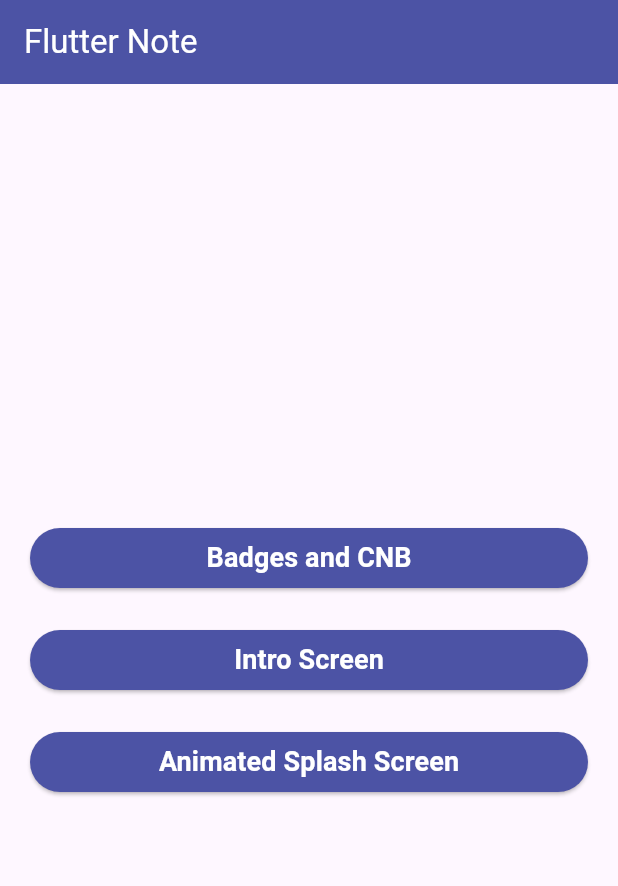
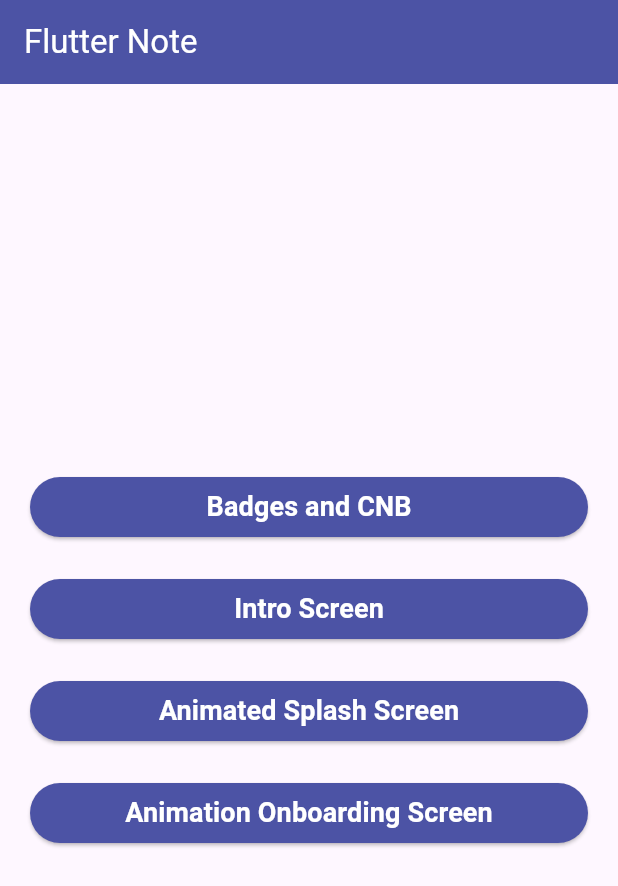
Before and after one commit to shinnkura/app_ui_design, a Flutter app: the screen it shows after launch, on a phone screen of 412 x 824 dp. Shown: the top 886 px of the screen. Run offline on Flutter 3.47's test engine with Material 2 defaults, Android fonts, the phone set to English and light mode, and no system bars; our stand-ins replace animated_splash_screen, badges, concentric_transition, curved_navigation_bar, device_preview, flutter_rating_bar and 4 more; missing offline and left inert: clippy_flutter.

Commit message:
Add：メイン画面において、animationOnboardingを追加

```diff
--- a/lib/main.dart
+++ b/lib/main.dart
@@ -4,6 +4,7 @@ import 'package:flutter/foundation.dart';
 import 'package:flutter/material.dart';
 
 import 'animated_splash_screen/main.dart';
+import 'animation_onboarding_screen/main.dart';
 import 'components/button.dart';
 import 'intro_screen/main.dart';
 
@@ -40,6 +41,7 @@ class MyHome extends StatelessWidget {
         'badges': (context) => BadgesAndCNBApp(),
         'intro': (context) => IntroApp(),
         'animatedSplashScreen': (context) => SplashScreen(),
+        'animationOnboarding': (context) => AnimationOnboading(),
       },
       locale: DevicePreview.locale(context),
       builder: DevicePreview.appBuilder,
@@ -100,6 +102,15 @@ class MyApp extends StatelessWidget {
                     },
                     disable: false,
                   ),
+                  SizedBox(height: 20),
+                  Button(
+                    width: double.infinity,
+                    title: 'Animation Onboarding Screen',
+                    onPressed: () {
+                      Navigator.of(context).pushNamed('animationOnboarding');
+                    },
+                    disable: false,
+                  ),
                 ],
               ),
             ),
```
